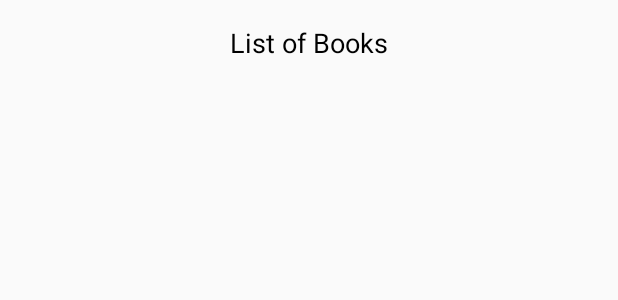
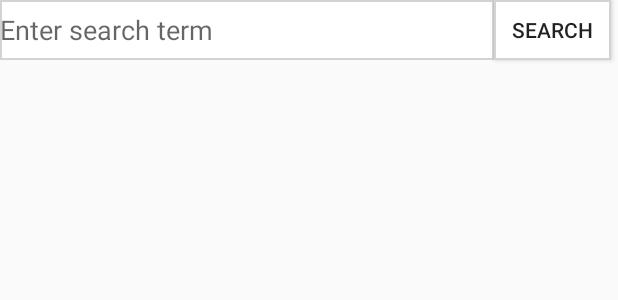
Before and after one commit to pramodmauryapk/testp4u, an Android app: the layout fragment_all_book.xml on its own in the app's theme, with its tools: preview values and no code run, on a phone screen of 412 x 824 dp. Shown: the top 300 px of the screen. Run offline under Robolectric (Android 15) with nearby library versions, the phone set to English and light mode, and no system bars.

```diff
--- /dev/null
+++ b/app/src/main/res/drawable/border.xml
@@ -0,0 +1,13 @@
+<?xml version="1.0" encoding="utf-8"?>
+<shape xmlns:android="http://schemas.android.com/apk/res/android"
+android:shape="rectangle">
+
+    <!-- Background Color -->
+    <solid android:color="#ffffff" />
+
+    <!-- Border Color -->
+    <stroke android:width="1dp" android:color="#d3d3d3" />
+
+    <!-- Round Corners -->
+    <corners android:radius="0dp" />
+</shape>
--- a/app/src/main/res/layout/fragment_all_book.xml
+++ b/app/src/main/res/layout/fragment_all_book.xml
@@ -1,21 +1,29 @@
 <?xml version="1.0" encoding="utf-8"?>
-<LinearLayout xmlns:android="http://schemas.android.com/apk/res/android"
+<RelativeLayout xmlns:android="http://schemas.android.com/apk/res/android"
     android:layout_width="match_parent"
     android:layout_height="match_parent"
     android:id="@+id/search_book_fragment"
-    android:orientation="vertical"
+    android:orientation="vertical">
 
+      <EditText
+          android:id="@+id/et_search_book"
+          android:layout_width="329dp"
+          android:layout_height="40dp"
+          android:background="@drawable/border"
+          android:hint="@string/et_search_book" />
 
-    android:paddingTop="@dimen/activity_vertical_margin">
-<TextView
-    android:layout_width="match_parent"
-    android:layout_height="wrap_content"
-    android:gravity="center_horizontal"
-    android:textColor="@color/colorblack"
-    android:textSize="18sp"
-    android:text="List of Books"/>
+      <Button
+          android:id="@+id/btn_search_book"
+          android:layout_width="78dp"
+          android:layout_height="wrap_content"
+          android:layout_above="@id/view_list"
+          android:layout_toRightOf="@id/et_search_book"
+          android:background="@drawable/border"
+          android:text="@string/btn_search_book" />
+
       <ListView
-                android:id="@+id/view_list"
-          android:layout_height="match_parent"
-          android:layout_width="match_parent"/>
-</LinearLayout>
+          android:id="@+id/view_list"
+          android:layout_width="match_parent"
+          android:layout_height="618dp"
+          android:layout_below="@id/et_search_book"/>
+</RelativeLayout>
--- a/app/src/main/res/values/strings.xml
+++ b/app/src/main/res/values/strings.xml
@@ -127,5 +127,7 @@
     <string name="menu_manage_user">Manage User</string>
     <string name="menu_news">Load News</string>
     <string name="menu_feedback">Feedback</string>
+    <string name="et_search_book">Enter search term</string>
+    <string name="btn_search_book">Search</string>
 
 </resources>
```
